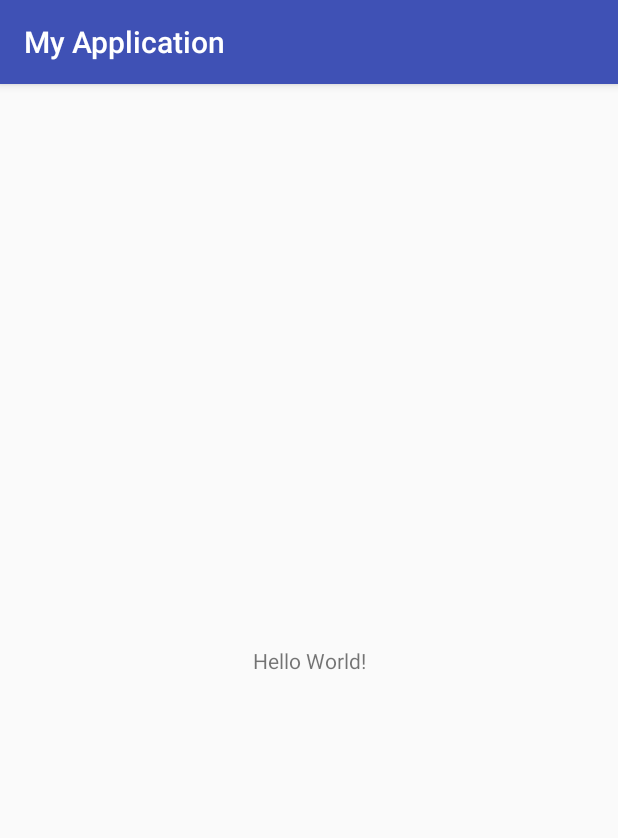
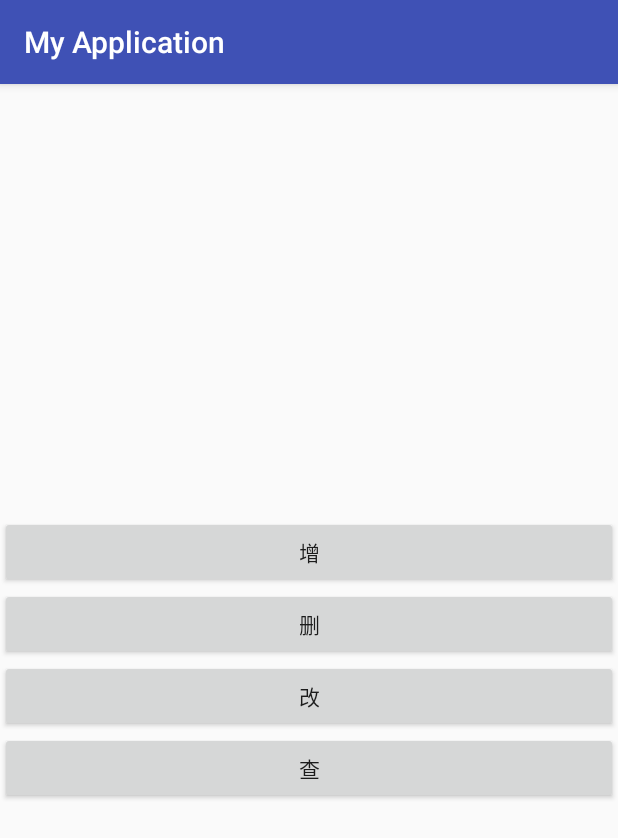
Before and after one commit to renzhenming/Db, an Android app: the screen it shows after launch (MainActivity), on a phone screen of 412 x 824 dp. Shown: the top 838 px of the screen. Run offline under Robolectric (Android 15) with nearby library versions, the phone set to English and light mode, and no system bars; 1 statement that could not run was skipped.

Commit message:
简单实现增删改查

```diff
--- a/app/src/main/AndroidManifest.xml
+++ b/app/src/main/AndroidManifest.xml
@@ -1,7 +1,8 @@
 <?xml version="1.0" encoding="utf-8"?>
 <manifest xmlns:android="http://schemas.android.com/apk/res/android"
     package="com.rzm.myapplication">
-
+    <uses-permission android:name="android.permission.READ_EXTERNAL_STORAGE"/>
+    <uses-permission android:name="android.permission.WRITE_EXTERNAL_STORAGE"/>
     <application
         android:allowBackup="true"
         android:icon="@mipmap/ic_launcher"
--- a/app/src/main/java/com/rzm/commonlibrary/general/sqlite/IDao.java
+++ b/app/src/main/java/com/rzm/commonlibrary/general/sqlite/IDao.java
@@ -1,4 +1,6 @@
 package com.rzm.commonlibrary.general.sqlite;
+
+import java.util.List;
 
 public interface IDao<R> {
 
@@ -16,4 +18,20 @@ public interface IDao<R> {
      * @return
      */
     Long update(R entity,R where);
+
+    /*
+     * 删除表数据
+     * @param where
+     * @return
+     */
+    Long delete(R where);
+
+    /**
+     * 查询表数据
+     */
+    List<R> query(R where);
+
+
+    List<R> query(R where, String orderBy, Integer startIndex, Integer limit);
+
 }
--- a/app/src/main/java/com/rzm/myapplication/UserDao.java
+++ b/app/src/main/java/com/rzm/myapplication/UserDao.java
@@ -2,5 +2,11 @@ package com.rzm.myapplication;
 
 import com.rzm.commonlibrary.general.sqlite.Dao;
 
+
 public class UserDao extends Dao {
+    @Override
+    protected String createTable(String tableName) {
+        return "create table if not exists "+tableName+"(name text,password text)";
+    }
+
 }
--- a/app/src/main/res/layout/activity_main.xml
+++ b/app/src/main/res/layout/activity_main.xml
@@ -1,18 +1,30 @@
 <?xml version="1.0" encoding="utf-8"?>
-<android.support.constraint.ConstraintLayout xmlns:android="http://schemas.android.com/apk/res/android"
-    xmlns:app="http://schemas.android.com/apk/res-auto"
+<LinearLayout xmlns:android="http://schemas.android.com/apk/res/android"
     xmlns:tools="http://schemas.android.com/tools"
     android:layout_width="match_parent"
+    android:orientation="vertical"
+    android:gravity="center"
     android:layout_height="match_parent"
     tools:context=".MainActivity">
 
-    <TextView
-        android:layout_width="wrap_content"
-        android:layout_height="wrap_content"
-        android:text="Hello World!"
-        app:layout_constraintBottom_toBottomOf="parent"
-        app:layout_constraintLeft_toLeftOf="parent"
-        app:layout_constraintRight_toRightOf="parent"
-        app:layout_constraintTop_toTopOf="parent" />
-
-</android.support.constraint.ConstraintLayout>
+    <Button
+        android:layout_width="match_parent"
+        android:text="增"
+        android:onClick="insert"
+        android:layout_height="wrap_content" />
+    <Button
+        android:layout_width="match_parent"
+        android:text="删"
+        android:onClick="delete"
+        android:layout_height="wrap_content" />
+    <Button
+        android:layout_width="match_parent"
+        android:text="改"
+        android:onClick="update"
+        android:layout_height="wrap_content" />
+    <Button
+        android:layout_width="match_parent"
+        android:text="查"
+        android:onClick="query"
+        android:layout_height="wrap_content" />
+</LinearLayout>
```
Also changed, not shown: app/src/main/java/com/rzm/commonlibrary/general/sqlite/Condition.java (added, +57 -0 lines), app/src/main/java/com/rzm/commonlibrary/general/sqlite/Dao.java (+163 -34 lines), app/src/main/java/com/rzm/commonlibrary/general/sqlite/DaoFactory.java (+7 -6 lines), app/src/main/java/com/rzm/myapplication/MainActivity.java (+43 -1 lines), app/src/main/java/com/rzm/myapplication/User.java (+7 -0 lines).
